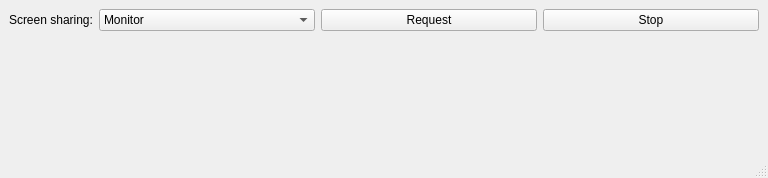
Before: the Qt Designer form src/portaltest.ui in jbinkleyj/wayland, drawn with Qt 5.
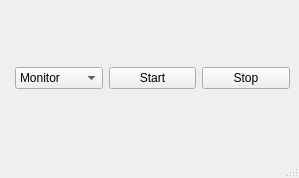
After: the same form once the commit is applied.

What changed in the file:
```diff
--- a/src/portaltest.ui
+++ b/src/portaltest.ui
@@ -6,7 +6,7 @@
    <rect>
     <x>0</x>
     <y>0</y>
-    <width>768</width>
+    <width>299</width>
     <height>178</height>
    </rect>
   </property>
@@ -15,13 +15,9 @@
   </property>
   <widget class="QWidget" name="centralwidget">
    <layout class="QFormLayout" name="formLayout">
-    <item row="0" column="0">
-     <widget class="QLabel" name="label_13">
-      <property name="text">
-       <string>Screen sharing:</string>
-      </property>
-     </widget>
-    </item>
+    <property name="formAlignment">
+     <set>Qt::AlignLeading|Qt::AlignLeft|Qt::AlignVCenter</set>
+    </property>
     <item row="0" column="1">
      <layout class="QHBoxLayout" name="horizontalLayout_5">
       <item>
@@ -41,7 +37,7 @@
       <item>
        <widget class="QPushButton" name="screenShareButton">
         <property name="text">
-         <string>Request</string>
+         <string>Start</string>
         </property>
        </widget>
       </item>
```
